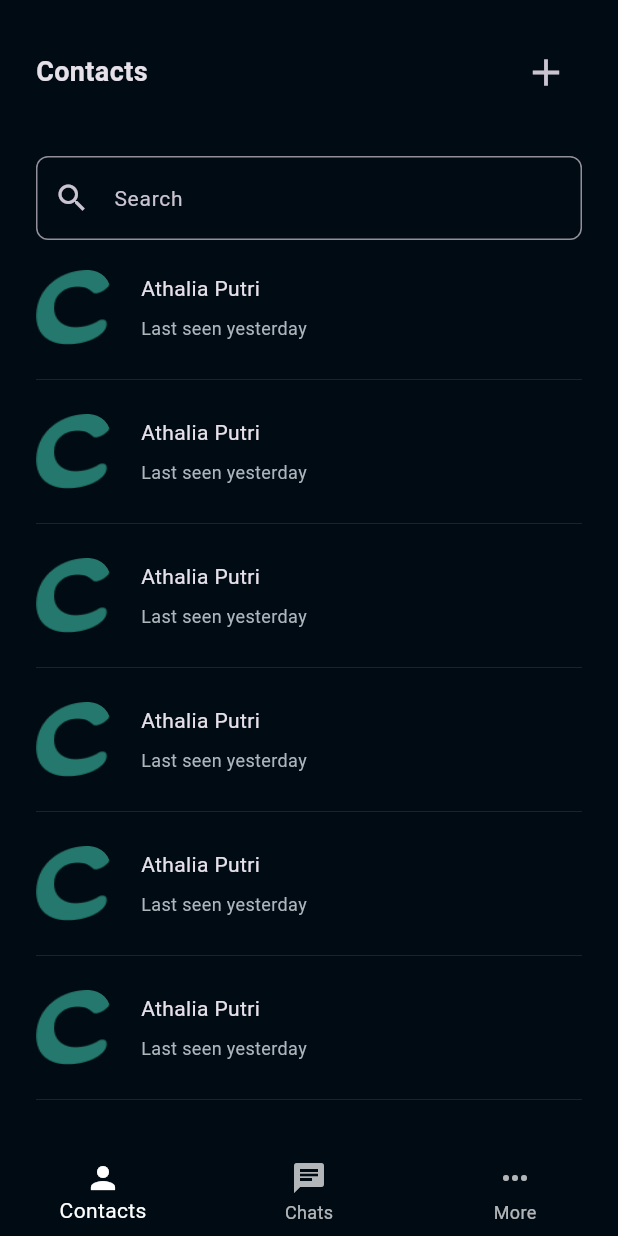
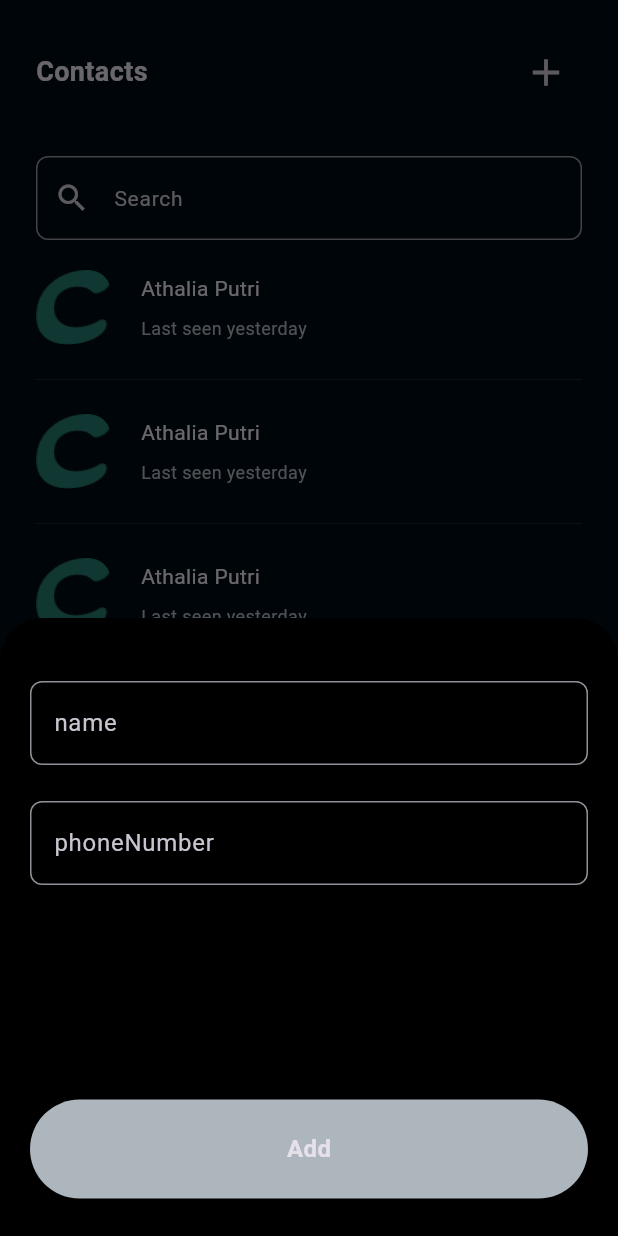
Before and after one commit to dragoncoder11/chatapp, a Flutter app: the HomePage screen opened by its route, after a tap on the "add" icon, on a phone screen of 412 x 824 dp. Run offline on Flutter 3.47's test engine with Material 3 defaults, Android fonts, the phone set to English and light mode, and no system bars; our stand-ins replace firebase_auth, firebase_core, intl_phone_field; accounts and stored records are empty.

Commit message:
fix phone code

```diff
--- a/chatapp/lib/core/utils/custom_button.dart
+++ b/chatapp/lib/core/utils/custom_button.dart
@@ -3,9 +3,10 @@ import 'package:chatapp/core/utils/styles.dart';
 import 'package:flutter/material.dart';
 
 class CustomButton extends StatelessWidget {
-  const CustomButton({super.key, required this.ontap, required this.title});
+  const CustomButton({super.key, required this.ontap, required this.title, required this.color});
   final Function()ontap;
   final String title;
+  final Color color;
 
   @override
   Widget build(BuildContext context) {
@@ -17,7 +18,7 @@ class CustomButton extends StatelessWidget {
           height: MediaQuery.of(context).size.height*.08,
           width: double.infinity,
           decoration: BoxDecoration(
-                  color: Colors.blue,
+                  color: color,
                   borderRadius: BorderRadius.circular(50)
 
           ),
--- /dev/null
+++ b/chatapp/lib/core/utils/custom_text_field.dart
@@ -0,0 +1,41 @@
+import 'package:chatapp/core/utils/constants.dart';
+import 'package:flutter/material.dart';
+
+class CustomTextField extends StatelessWidget {
+   CustomTextField({super.key, required this.controller, required this.hint, required this.type});
+ final GlobalKey formkey=GlobalKey<FormState>();
+ final TextEditingController controller;
+ final String hint;
+  final TextInputType type;
+  @override
+  Widget build(BuildContext context) {
+    return  Form(
+      key: formkey,
+      child: Padding(
+        padding: const EdgeInsets.symmetric(horizontal: 20,vertical: 12),
+        child: TextFormField(
+          controller: controller,
+        decoration: InputDecoration(
+          fillColor: kgreycolor,
+          hintText: hint,
+          border: OutlineInputBorder(
+            borderRadius: BorderRadius.circular(8),
+            borderSide:const BorderSide(color: Colors.white ),
+          ),
+            focusedBorder: OutlineInputBorder(
+            borderRadius: BorderRadius.circular(8),
+            borderSide:const BorderSide(color: Colors.white ),
+          ),
+
+        ),
+        keyboardType: type,
+        validator: (value) {
+          if(value==null|| value.isEmpty){
+            return '$hint is required';
+          }
+        },
+        ),
+      ),
+    );
+  }
+}
--- a/chatapp/lib/features/auth/presentation/views/widgets/otp_page_body.dart
+++ b/chatapp/lib/features/auth/presentation/views/widgets/otp_page_body.dart
@@ -6,7 +6,7 @@ class OtpPageBody extends StatelessWidget {
 
   @override
   Widget build(BuildContext context) {
-    final c = ModalRoute.of(context)?.settings.arguments.toString();
+    final controller = ModalRoute.of(context)?.settings.arguments.toString();
 
     return Padding(
       padding: const EdgeInsets.only(top: 180, right: 20, left: 20),
@@ -22,7 +22,7 @@ class OtpPageBody extends StatelessWidget {
                 ),
                const SizedBox(height: 10),
                 Text(
-                  'We have sent you an SMS with the code to $c',
+                  'We have sent you an SMS with the code to $controller',
                   style: Styles.styles14w400,
                   textAlign: TextAlign.center,
                 ),
@@ -31,7 +31,7 @@ class OtpPageBody extends StatelessWidget {
             ),
           ),
           CustomButton(
-
+           color: Colors.blue,
             title: 'Resend Code', ontap: () {  },
           ),
         ],
--- a/chatapp/lib/features/home/presentation/views/contacts_page.dart
+++ b/chatapp/lib/features/home/presentation/views/contacts_page.dart
@@ -6,7 +6,7 @@ class ContactsPage extends StatelessWidget {
 
   @override
   Widget build(BuildContext context) {
-    return const Scaffold(
+    return  Scaffold(
       body: ContactsPageBody(),
     );
   }
--- a/chatapp/lib/features/home/presentation/views/widgets/contacts_page_body.dart
+++ b/chatapp/lib/features/home/presentation/views/widgets/contacts_page_body.dart
@@ -1,11 +1,16 @@
+import 'package:chatapp/core/utils/constants.dart';
 import 'package:chatapp/core/utils/custom_appbar.dart';
+import 'package:chatapp/core/utils/custom_button.dart';
+import 'package:chatapp/core/utils/custom_text_field.dart';
 import 'package:chatapp/core/utils/search_text_field.dart';
 import 'package:chatapp/features/home/presentation/views/widgets/contact_item.dart';
 import 'package:flutter/material.dart';
+import 'package:flutter/widgets.dart';
 
 class ContactsPageBody extends StatelessWidget {
-  const ContactsPageBody({super.key});
-
+   ContactsPageBody({super.key});
+  TextEditingController namecontroller=TextEditingController();
+    TextEditingController phonecontroller=TextEditingController();
   @override
   Widget build(BuildContext context) {
     return Padding(
@@ -13,7 +18,26 @@ class ContactsPageBody extends StatelessWidget {
       child: SafeArea(
         child:  Column(
           children: [
-            CustomAppbar(ontap: (){}, icon: Icons.add, title: 'Contacts'),
+            CustomAppbar(ontap: (){
+              showModalBottomSheet(backgroundColor:Colors.black,context: context, builder: (context){
+                return SizedBox(height: MediaQuery.of(context).size.height*.5,
+                child: Column(
+                  children: [
+                    Expanded(
+                      child: Column(children: [
+                       const SizedBox(height: 30,),
+                        CustomTextField(controller: namecontroller, hint: 'name',type:TextInputType.text ,),
+                        CustomTextField(controller: phonecontroller, hint: 'phoneNumber',type:TextInputType.phone ,),
+                      ],),
+                    ),
+                    Padding(
+                      padding: const EdgeInsets.symmetric(horizontal: 20),
+                      child: CustomButton(ontap: (){}, title: 'Add',color: kgreycolor,),
+                    )
+                  ],
+                ),);
+              });
+            }, icon: Icons.add, title: 'Contacts'),
            const SizedBox(height: 32,),
            const SearchTextField(),
            const SizedBox(height: 20,),
--- a/chatapp/pubspec.yaml
+++ b/chatapp/pubspec.yaml
@@ -37,6 +37,7 @@ dependencies:
   # Use with the CupertinoIcons class for iOS style icons.
   cupertino_icons: ^1.0.2
   firebase_core: ^2.25.4
+  firebase_auth: ^4.17.4
 
 dev_dependencies:
   flutter_test:
```
Also changed, not shown: chatapp/lib/features/auth/presentation/views/widgets/login_page_body.dart (+55 -16 lines), chatapp/lib/main.dart (+7 -2 lines), chatapp/lib/firebase_options.dart (added), chatapp/pubspec.lock, 5 other files.
